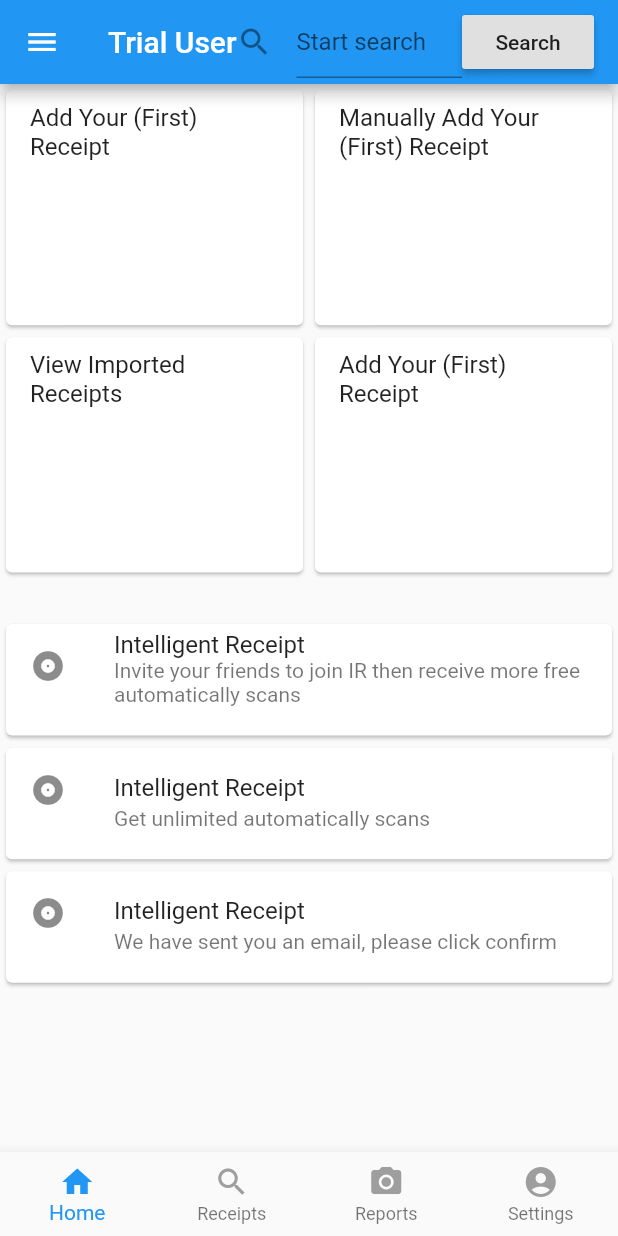
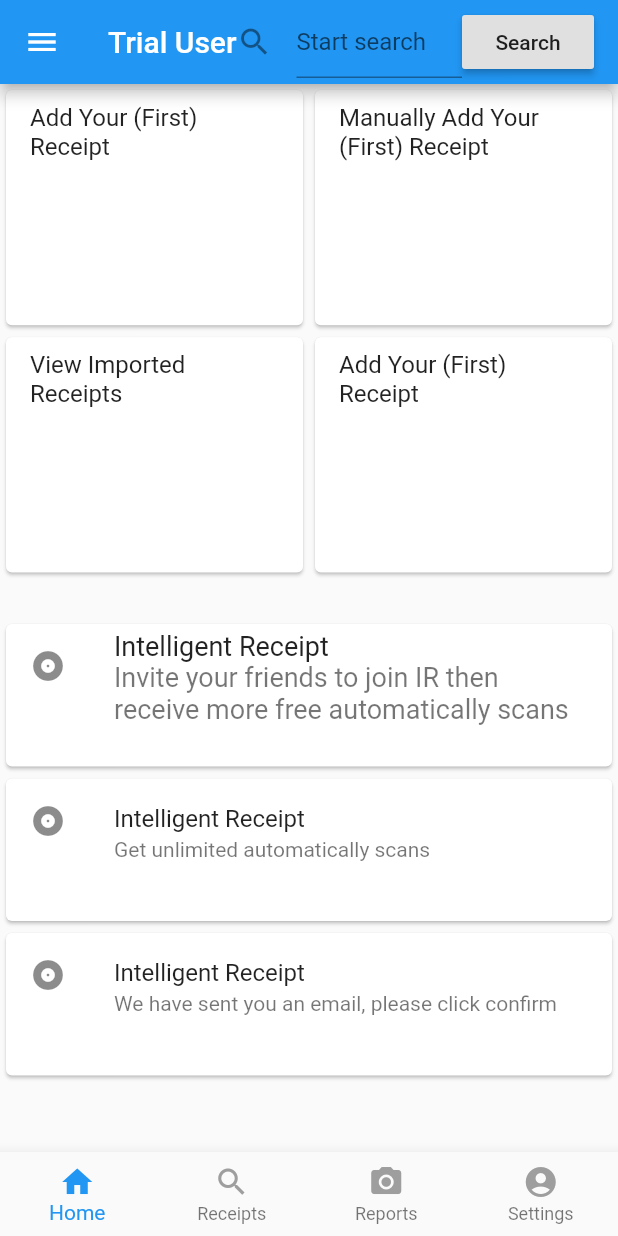
Before and after one commit to rong3000/ir, a Flutter app: the screen it shows after launch, on a phone screen of 412 x 824 dp. Run offline on Flutter 3.47's test engine with Material 2 defaults, Android fonts, the phone set to English and light mode, and no system bars; drawn by our look-alikes of auto_size_text; our stand-ins replace bloc, equatable, firebase_auth, flutter_bloc, font_awesome_flutter, google_sign_in and 1 more; accounts and stored records are empty.

Commit message:
AutoSizeText introduced to further improve responsiveness.

```diff
--- a/lib/pages/home_page.dart
+++ b/lib/pages/home_page.dart
@@ -1,6 +1,7 @@
 import 'package:flutter/material.dart';
 import 'package:flutter_bloc/flutter_bloc.dart';
 import 'package:intelligent_receipt/main_screen/bloc/bloc.dart';
+import 'package:auto_size_text/auto_size_text.dart';
 
 class HomePage extends StatefulWidget {
   @override
@@ -111,14 +112,26 @@ class _HomePageState extends State<HomePage> {
                                 FractionallySizedBox(
                                   widthFactor: orientation == Orientation.portrait ? 1: 0.33,
                                   child: Container(
-                                    height: MediaQuery.of(context).size.height * (orientation == Orientation.portrait ? 0.1: 0.2),
+                                    height: MediaQuery.of(context).size.height * (orientation == Orientation.portrait ? 0.125: 0.32),
                                     child:
                                     Card(
                                       child: ListTile(
                                         leading: Icon(Icons.album),
-                                        title: Text('Intelligent Receipt'),
-                                        subtitle: Text(
-                                            'Invite your friends to join IR then receive more free automatically scans'),
+                                        title: AutoSizeText(
+                                          'Intelligent Receipt',
+                                          style: TextStyle(fontSize: 18),
+                                          minFontSize: 8,
+                                          maxLines: 1,
+                                          overflow: TextOverflow.ellipsis,
+                                        ),
+                                        subtitle: AutoSizeText(
+                                          'Invite your friends to join IR then receive more free automatically scans',
+                                          style: TextStyle(fontSize: 18),
+                                          minFontSize: 8,
+                                          maxLines: 2,
+                                          overflow: TextOverflow.ellipsis,
+                                        ),
+
                                       ),
                                     ),
                                   ),
@@ -126,7 +139,7 @@ class _HomePageState extends State<HomePage> {
                                 FractionallySizedBox(
                                   widthFactor: orientation == Orientation.portrait ? 1: 0.33,
                                   child: Container(
-                                    height: MediaQuery.of(context).size.height * (orientation == Orientation.portrait ? 0.1: 0.2),
+                                    height: MediaQuery.of(context).size.height * (orientation == Orientation.portrait ? 0.125: 0.32),
                                     child:
                                     Card(
                                       child: ListTile(
@@ -141,7 +154,7 @@ class _HomePageState extends State<HomePage> {
                                 FractionallySizedBox(
                                   widthFactor: orientation == Orientation.portrait ? 1: 0.33,
                                   child: Container(
-                                    height: MediaQuery.of(context).size.height * (orientation == Orientation.portrait ? 0.1: 0.2),
+                                    height: MediaQuery.of(context).size.height * (orientation == Orientation.portrait ? 0.125: 0.32),
                                     child:
                                     Card(
                                       child: ListTile(
--- a/pubspec.yaml
+++ b/pubspec.yaml
@@ -33,6 +33,7 @@ dependencies:
   equatable: ^0.2.6
   meta: ^1.1.6
   font_awesome_flutter: ^8.4.0
+  auto_size_text: ^2.0.2+1
 
 dev_dependencies:
   flutter_test:
```
Also changed, not shown: pubspec.lock.
